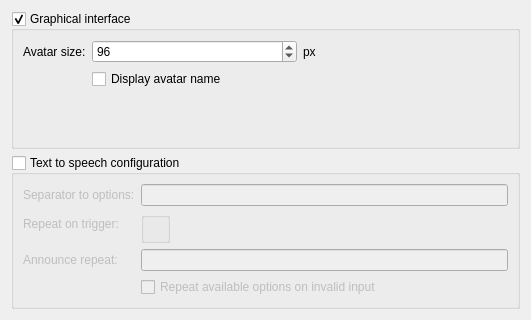
Above: simonlib/simondialogengine/confui/outputconfiguration.ui from KDE/simon before the change. Below: the same form after it.
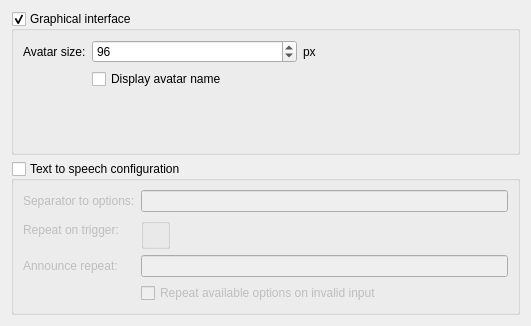
That is the form after the change. Custom widgets are drawn as their Qt base class.

The edit to the form file:
```diff
--- a/simonlib/simondialogengine/confui/outputconfiguration.ui
+++ b/simonlib/simondialogengine/confui/outputconfiguration.ui
@@ -7,7 +7,7 @@
     <x>0</x>
     <y>0</y>
     <width>531</width>
-    <height>320</height>
+    <height>326</height>
    </rect>
   </property>
   <property name="windowTitle">
```
Left out of the diff: 2 changed lines with no effect on the pictures.
